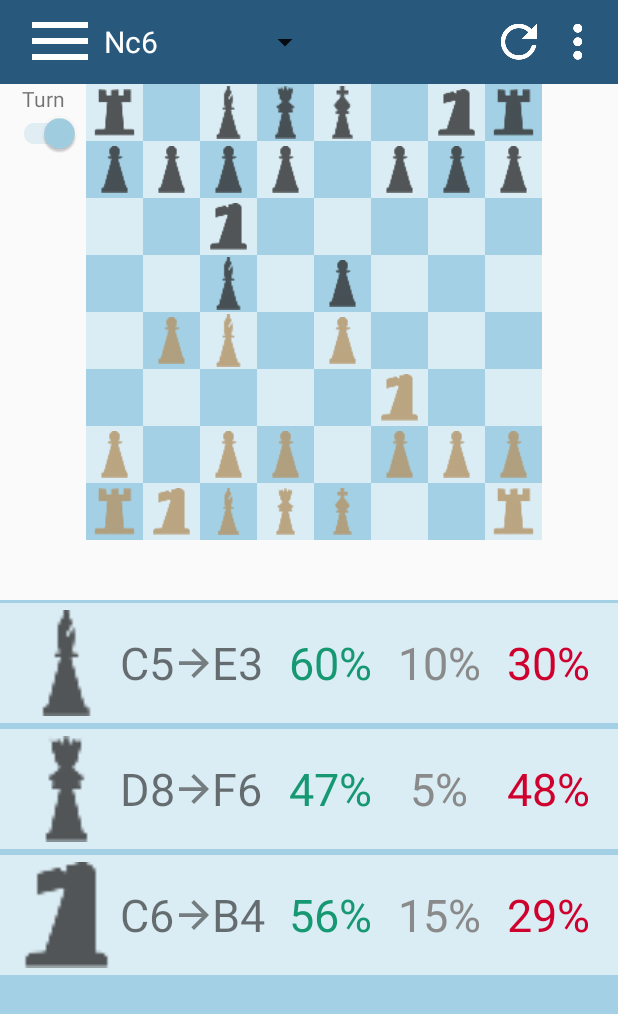
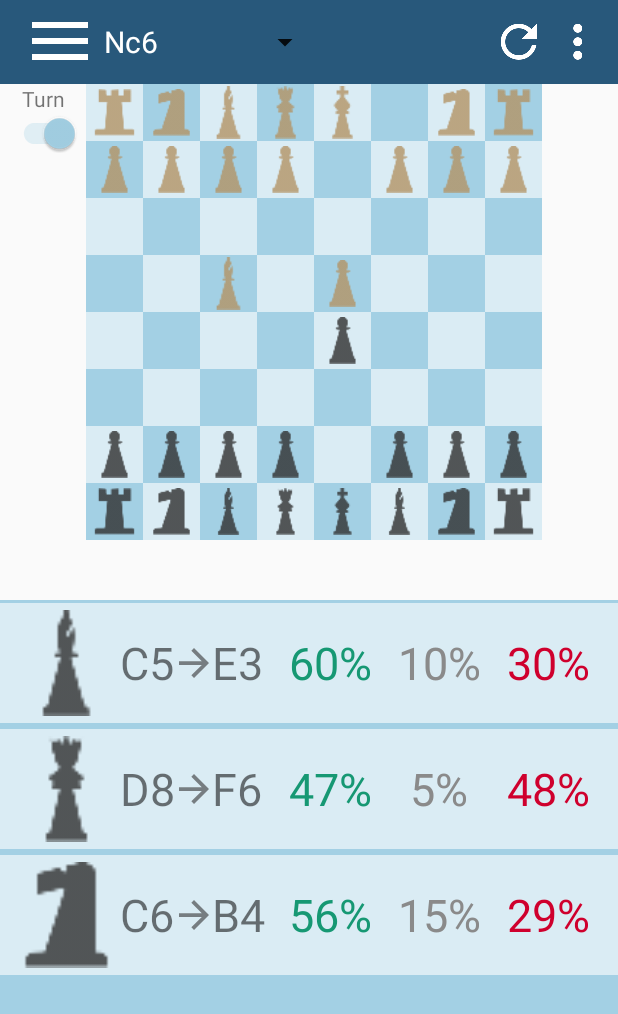
Before and after one commit to thomasszp/Chess-Vision, an Android app: the screen it shows after launch (MainActivity), on a phone screen of 412 x 824 dp. Shown: the top 1014 px of the screen. Run offline under Robolectric (Android 15) with nearby library versions, the phone set to English and light mode, and no system bars.

Commit message:
refactored hard-coded board states to be able to load from FEN codes

```diff
--- a/app/src/main/java/com/example/chessvision2/MainActivity.java
+++ b/app/src/main/java/com/example/chessvision2/MainActivity.java
@@ -69,11 +69,13 @@ public class MainActivity extends AppCompatActivity {
 
         // Test loading the board from FEN
         try {
-            //LoadBoardFromFEN("r1bqk1nr/pppp1ppp/2n5/2b1p3/1PB1P3/5N2/P1PP1PPP/RNBQK2R b KQkq - 0 4");
-            //LoadBoardFromFEN("rnbqkbnr/pppp1ppp/8/4p3/2B1P3/8/PPPP1PPP/RNBQK1NR b KQkq - 1 2");
-            baseBoard.generateFromFEN("rnbqkbnr/pppppppp/8/8/8/8/PPPPPPPP/RNBQKBNR b KQkq - 0 1");
-            //LoadBoardFromFEN("rnbqkbnr/pppppppp/8/8/8/8/PPPPPPPP/RNBQKBNR b KQkq - 0 1");
+            //baseBoard.generateFromFEN("r1bqk1nr/pppp1ppp/2n5/2b1p3/1PB1P3/5N2/P1PP1PPP/RNBQK2R b KQkq - 0 4");
+            baseBoard.generateFromFEN("rnbqkbnr/pppp1ppp/8/4p3/2B1P3/8/PPPP1PPP/RNBQK1NR b KQkq - 1 2");
+            //baseBoard.generateFromFEN("rnbqkbnr/pppppppp/8/8/8/8/PPPPPPPP/RNBQKBNR b KQkq - 0 1");
+            //baseBoard.generateFromFEN("rnbqkbnr/pppppppp/8/8/8/8/PPPPPPPP/RNBQKBNR b KQkq - 0 1");
+            loadBoard(baseBoard);
         } catch (Exception e) {
+            Log.d(TAG, e.toString());
             e.printStackTrace();
         }
 
@@ -264,16 +266,16 @@ public class MainActivity extends AppCompatActivity {
 
     //Should be deprecated -tom
     // Return column letter from given column number, zero indexed
-    private char GetColLetter(int col) {
-        switch (col) {
-            case 0: return 'A';
-            case 1: return 'B';
-            case 2: return 'C';
-            case 3: return 'D';
-            case 4: return 'E';
-            case 5: return 'F';
-            case 6: return 'G';
-            default: return 'H';
-        }
-    }
+//    private char GetColLetter(int col) {
+//        switch (col) {
+//            case 0: return 'A';
+//            case 1: return 'B';
+//            case 2: return 'C';
+//            case 3: return 'D';
+//            case 4: return 'E';
+//            case 5: return 'F';
+//            case 6: return 'G';
+//            default: return 'H';
+//        }
+//    }
 }
--- a/app/src/main/res/layout/activity_main.xml
+++ b/app/src/main/res/layout/activity_main.xml
@@ -69,53 +69,53 @@
                 android:rowCount="8">
                 <!--Row 1-->
                 <LinearLayout android:layout_height="38dp" android:layout_width="38dp" android:background="@color/colorBoardLight">
-                    <ImageView android:id="@+id/A8" android:layout_height="match_parent" android:layout_width="match_parent" android:layout_margin="3dp" android:background="@drawable/black_rook"/>
+                    <ImageView android:id="@+id/A8" android:layout_height="match_parent" android:layout_width="match_parent" android:layout_margin="3dp"/>
                 </LinearLayout>
                 <LinearLayout android:layout_height="38dp" android:layout_width="38dp" android:background="@color/colorBoardDark">
                     <ImageView android:id="@+id/B8" android:layout_height="match_parent" android:layout_width="match_parent" android:layout_margin="3dp"/>
                 </LinearLayout>
                 <LinearLayout android:layout_height="38dp" android:layout_width="38dp" android:background="@color/colorBoardLight">
-                    <ImageView android:id="@+id/C8" android:layout_height="match_parent" android:layout_width="match_parent" android:layout_margin="1dp" android:background="@drawable/black_bishop"/>
+                    <ImageView android:id="@+id/C8" android:layout_height="match_parent" android:layout_width="match_parent" android:layout_margin="1dp"/>
                 </LinearLayout>
                 <LinearLayout android:layout_height="38dp" android:layout_width="38dp" android:background="@color/colorBoardDark">
-                    <ImageView android:id="@+id/D8" android:layout_height="match_parent" android:layout_width="match_parent" android:layout_margin="1dp" android:background="@drawable/black_queen"/>
+                    <ImageView android:id="@+id/D8" android:layout_height="match_parent" android:layout_width="match_parent" android:layout_margin="1dp"/>
                 </LinearLayout>
                 <LinearLayout android:layout_height="38dp" android:layout_width="38dp" android:background="@color/colorBoardLight">
-                    <ImageView android:id="@+id/E8" android:layout_height="match_parent" android:layout_width="match_parent" android:layout_margin="1dp" android:background="@drawable/black_king"/>
+                    <ImageView android:id="@+id/E8" android:layout_height="match_parent" android:layout_width="match_parent" android:layout_margin="1dp"/>
                 </LinearLayout>
                 <LinearLayout android:layout_height="38dp" android:layout_width="38dp" android:background="@color/colorBoardDark">
                     <ImageView android:id="@+id/F8" android:layout_height="match_parent" android:layout_width="match_parent" android:layout_margin="3dp"/>
                 </LinearLayout>
                 <LinearLayout android:layout_height="38dp" android:layout_width="38dp" android:background="@color/colorBoardLight">
-                    <ImageView android:id="@+id/G8" android:layout_height="match_parent" android:layout_width="match_parent" android:layout_margin="3dp" android:background="@drawable/black_knight"/>
+                    <ImageView android:id="@+id/G8" android:layout_height="match_parent" android:layout_width="match_parent" android:layout_margin="3dp"/>
                 </LinearLayout>
                 <LinearLayout android:layout_height="38dp" android:layout_width="38dp" android:background="@color/colorBoardDark">
-                    <ImageView android:id="@+id/H8" android:layout_height="match_parent" android:layout_width="match_parent" android:layout_margin="3dp" android:background="@drawable/black_rook"/>
+                    <ImageView android:id="@+id/H8" android:layout_height="match_parent" android:layout_width="match_parent" android:layout_margin="3dp"/>
                 </LinearLayout>
                 <!--Row 2-->
                 <LinearLayout android:layout_height="38dp" android:layout_width="38dp" android:background="@color/colorBoardDark">
-                    <ImageView android:id="@+id/A7" android:layout_height="match_parent" android:layout_width="match_parent" android:layout_margin="3dp" android:background="@drawable/black_pawn"/>
+                    <ImageView android:id="@+id/A7" android:layout_height="match_parent" android:layout_width="match_parent" android:layout_margin="3dp"/>
                 </LinearLayout>
                 <LinearLayout android:layout_height="38dp" android:layout_width="38dp" android:background="@color/colorBoardLight">
-                    <ImageView android:id="@+id/B7" android:layout_height="match_parent" android:layout_width="match_parent" android:layout_margin="3dp" android:background="@drawable/black_pawn"/>
+                    <ImageView android:id="@+id/B7" android:layout_height="match_parent" android:layout_width="match_parent" android:layout_margin="3dp"/>
                 </LinearLayout>
                 <LinearLayout android:layout_height="38dp" android:layout_width="38dp" android:background="@color/colorBoardDark">
-                    <ImageView android:id="@+id/C7" android:layout_height="match_parent" android:layout_width="match_parent" android:layout_margin="3dp" android:background="@drawable/black_pawn"/>
+                    <ImageView android:id="@+id/C7" android:layout_height="match_parent" android:layout_width="match_parent" android:layout_margin="3dp"/>
                 </LinearLayout>
                 <LinearLayout android:layout_height="38dp" android:layout_width="38dp" android:background="@color/colorBoardLight">
-                    <ImageView android:id="@+id/D7" android:layout_height="match_parent" android:layout_width="match_parent" android:layout_margin="3dp" android:background="@drawable/black_pawn"/>
+                    <ImageView android:id="@+id/D7" android:layout_height="match_parent" android:layout_width="match_parent" android:layout_margin="3dp"/>
                 </LinearLayout>
                 <LinearLayout android:layout_height="38dp" android:layout_width="38dp" android:background="@color/colorBoardDark">
                     <ImageView android:id="@+id/E7" android:layout_height="match_parent" android:layout_width="match_parent" android:layout_margin="3dp"/>
                 </LinearLayout>
                 <LinearLayout android:layout_height="38dp" android:layout_width="38dp" android:background="@color/colorBoardLight">
-                    <ImageView android:id="@+id/F7" android:layout_height="match_parent" android:layout_width="match_parent" android:layout_margin="3dp" android:background="@drawable/black_pawn"/>
+                    <ImageView android:id="@+id/F7" android:layout_height="match_parent" android:layout_width="match_parent" android:layout_margin="3dp"/>
                 </LinearLayout>
                 <LinearLayout android:layout_height="38dp" android:layout_width="38dp" android:background="@color/colorBoardDark">
-                    <ImageView android:id="@+id/G7" android:layout_height="match_parent" android:layout_width="match_parent" android:layout_margin="3dp" android:background="@drawable/black_pawn"/>
+                    <ImageView android:id="@+id/G7" android:layout_height="match_parent" android:layout_width="match_parent" android:layout_margin="3dp"/>
                 </LinearLayout>
                 <LinearLayout android:layout_height="38dp" android:layout_width="38dp" android:background="@color/colorBoardLight">
-                    <ImageView android:id="@+id/H7" android:layout_height="match_parent" android:layout_width="match_parent" android:layout_margin="3dp" android:background="@drawable/black_pawn"/>
+                    <ImageView android:id="@+id/H7" android:layout_height="match_parent" android:layout_width="match_parent" android:layout_margin="3dp"/>
                 </LinearLayout>
                 <!--Row 3-->
                 <LinearLayout android:layout_height="38dp" android:layout_width="38dp" android:background="@color/colorBoardLight">
@@ -125,7 +125,7 @@
                     <ImageView android:id="@+id/B6" android:layout_height="match_parent" android:layout_width="match_parent" android:layout_margin="3dp"/>
                 </LinearLayout>
                 <LinearLayout android:layout_height="38dp" android:layout_width="38dp" android:background="@color/colorBoardLight">
-                    <ImageView android:id="@+id/C6" android:layout_height="match_parent" android:layout_width="match_parent" android:layout_margin="3dp" android:background="@drawable/black_knight"/>
+                    <ImageView android:id="@+id/C6" android:layout_height="match_parent" android:layout_width="match_parent" android:layout_margin="3dp"/>
                 </LinearLayout>
                 <LinearLayout android:layout_height="38dp" android:layout_width="38dp" android:background="@color/colorBoardDark">
                     <ImageView android:id="@+id/D6" android:layout_height="match_parent" android:layout_width="match_parent" android:layout_margin="3dp"/>
@@ -150,13 +150,13 @@
                     <ImageView android:id="@+id/B5" android:layout_height="match_parent" android:layout_width="match_parent" android:layout_margin="3dp"/>
                 </LinearLayout>
                 <LinearLayout android:layout_height="38dp" android:layout_width="38dp" android:background="@color/colorBoardDark">
-                    <ImageView android:id="@+id/C5" android:layout_height="match_parent" android:layout_width="match_parent" android:layout_margin="1dp" android:background="@drawable/black_bishop"/>
+                    <ImageView android:id="@+id/C5" android:layout_height="match_parent" android:layout_width="match_parent" android:layout_margin="1dp"/>
                 </LinearLayout>
                 <LinearLayout android:layout_height="38dp" android:layout_width="38dp" android:background="@color/colorBoardLight">
                     <ImageView android:id="@+id/D5" android:layout_height="match_parent" android:layout_width="match_parent" android:layout_margin="3dp"/>
                 </LinearLayout>
                 <LinearLayout android:layout_height="38dp" android:layout_width="38dp" android:background="@color/colorBoardDark">
-                    <ImageView android:id="@+id/E5" android:layout_height="match_parent" android:layout_width="match_parent" android:layout_margin="3dp" android:background="@drawable/black_pawn"/>
+                    <ImageView android:id="@+id/E5" android:layout_height="match_parent" android:layout_width="match_parent" android:layout_margin="3dp"/>
                 </LinearLayout>
                 <LinearLayout android:layout_height="38dp" android:layout_width="38dp" android:background="@color/colorBoardLight">
                     <ImageView android:id="@+id/F5" android:layout_height="match_parent" android:layout_width="match_parent" android:layout_margin="3dp"/>
@@ -172,16 +172,16 @@
                     <ImageView android:id="@+id/A4" android:layout_height="match_parent" android:layout_width="match_parent" android:layout_margin="3dp"/>
                 </LinearLayout>
                 <LinearLayout android:layout_height="38dp" android:layout_width="38dp" android:background="@color/colorBoardDark">
-                    <ImageView android:id="@+id/B4" android:layout_height="match_parent" android:layout_width="match_parent" android:layout_margin="3dp" android:background="@drawable/white_pawn"/>
+                    <ImageView android:id="@+id/B4" android:layout_height="match_parent" android:layout_width="match_parent" android:layout_margin="3dp"/>
                 </LinearLayout>
                 <LinearLayout android:layout_height="38dp" android:layout_width="38dp" android:background="@color/colorBoardLight">
-                    <ImageView android:id="@+id/C4" android:layout_height="match_parent" android:layout_width="match_parent" android:layout_margin="1dp" android:background="@drawable/white_bishop"/>
+                    <ImageView android:id="@+id/C4" android:layout_height="match_parent" android:layout_width="match_parent" android:layout_margin="1dp"/>
                 </LinearLayout>
                 <LinearLayout android:layout_height="38dp" android:layout_width="38dp" android:background="@color/colorBoardDark">
                     <ImageView android:id="@+id/D4" android:layout_height="match_parent" android:layout_width="match_parent" android:layout_margin="3dp"/>
                 </LinearLayout>
                 <LinearLayout android:layout_height="38dp" android:layout_width="38dp" android:background="@color/colorBoardLight">
-                    <ImageView android:id="@+id/E4" android:layout_height="match_parent" android:layout_width="match_parent" android:layout_margin="3dp" android:background="@drawable/white_pawn"/>
+                    <ImageView android:id="@+id/E4" android:layout_height="match_parent" android:layout_width="match_parent" android:layout_margin="3dp"/>
                 </LinearLayout>
                 <LinearLayout android:layout_height="38dp" android:layout_width="38dp" android:background="@color/colorBoardDark">
                     <ImageView android:id="@+id/F4" android:layout_height="match_parent" android:layout_width="match_parent" android:layout_margin="3dp"/>
@@ -209,7 +209,7 @@
                     <ImageView android:id="@+id/E3" android:layout_height="match_parent" android:layout_width="match_parent" android:layout_margin="3dp"/>
                 </LinearLayout>
                 <LinearLayout android:layout_height="38dp" android:layout_width="38dp" android:background="@color/colorBoardLight">
-                    <ImageView android:id="@+id/F3" android:layout_height="match_parent" android:layout_width="match_parent" android:layout_margin="3dp" android:background="@drawable/white_knight"/>
+                    <ImageView android:id="@+id/F3" android:layout_height="match_parent" android:layout_width="match_parent" android:layout_margin="3dp"/>
                 </LinearLayout>
                 <LinearLayout android:layout_height="38dp" android:layout_width="38dp" android:background="@color/colorBoardDark">
                     <ImageView android:id="@+id/G3" android:layout_height="match_parent" android:layout_width="match_parent" android:layout_margin="3dp"/>
@@ -219,44 +219,44 @@
                 </LinearLayout>
                 <!--Row 7-->
                 <LinearLayout android:layout_height="38dp" android:layout_width="38dp" android:background="@color/colorBoardLight">
-                    <ImageView android:id="@+id/A2" android:layout_height="match_parent" android:layout_width="match_parent" android:layout_margin="3dp" android:background="@drawable/white_pawn"/>
+                    <ImageView android:id="@+id/A2" android:layout_height="match_parent" android:layout_width="match_parent" android:layout_margin="3dp"/>
                 </LinearLayout>
                 <LinearLayout android:layout_height="38dp" android:layout_width="38dp" android:background="@color/colorBoardDark">
                     <ImageView android:id="@+id/B2" android:layout_height="match_parent" android:layout_width="match_parent" android:layout_margin="3dp"/>
                 </LinearLayout>
                 <LinearLayout android:layout_height="38dp" android:layout_width="38dp" android:background="@color/colorBoardLight">
-                    <ImageView android:id="@+id/C2" android:layout_height="match_parent" android:layout_width="match_parent" android:layout_margin="3dp" android:background="@drawable/white_pawn"/>
+                    <ImageView android:id="@+id/C2" android:layout_height="match_parent" android:layout_width="match_parent" android:layout_margin="3dp"/>
                 </LinearLayout>
                 <LinearLayout android:layout_height="38dp" android:layout_width="38dp" android:background="@color/colorBoardDark">
-                    <ImageView android:id="@+id/D2" android:layout_height="match_parent" android:layout_width="match_parent" android:layout_margin="3dp" android:background="@drawable/white_pawn"/>
+                    <ImageView android:id="@+id/D2" android:layout_height="match_parent" android:layout_width="match_parent" android:layout_margin="3dp"/>
                 </LinearLayout>
                 <LinearLayout android:layout_height="38dp" android:layout_width="38dp" android:background="@color/colorBoardLight">
                     <ImageView android:id="@+id/E2" android:layout_height="match_parent" android:layout_width="match_parent" android:layout_margin="1dp"/>
                 </LinearLayout>
                 <LinearLayout android:layout_height="38dp" android:layout_width="38dp" android:background="@color/colorBoardDark">
-                    <ImageView android:id="@+id/F2" android:layout_height="match_parent" android:layout_width="match_parent" android:layout_margin="3dp" android:background="@drawable/white_pawn"/>
+                    <ImageView android:id="@+id/F2" android:layout_height="match_parent" android:layout_width="match_parent" android:layout_margin="3dp"/>
                 </LinearLayout>
                 <LinearLayout android:layout_height="38dp" android:layout_width="38dp" android:background="@color/colorBoardLight">
-                    <ImageView android:id="@+id/G2" android:layout_height="match_parent" android:layout_width="match_parent" android:layout_margin="3dp" android:background="@drawable/white_pawn"/>
+                    <ImageView android:id="@+id/G2" android:layout_height="match_parent" android:layout_width="match_parent" android:layout_margin="3dp"/>
                 </LinearLayout>
                 <LinearLayout android:layout_height="38dp" android:layout_width="38dp" android:background="@color/colorBoardDark">
-                    <ImageView android:id="@+id/H2" android:layout_height="match_parent" android:layout_width="match_parent" android:layout_margin="3dp" android:background="@drawable/white_pawn"/>
+                    <ImageView android:id="@+id/H2" android:layout_height="match_parent" android:layout_width="match_parent" android:layout_margin="3dp"/>
                 </LinearLayout>
                 <!--Row 8-->
                 <LinearLayout android:layout_height="38dp" android:layout_width="38dp" android:background="@color/colorBoardDark">
-                    <ImageView android:id="@+id/A1" android:layout_height="match_parent" android:layout_width="match_parent" android:layout_margin="3dp" android:background="@drawable/white_rook"/>
+                    <ImageView android:id="@+id/A1" android:layout_height="match_parent" android:layout_width="match_parent" android:layout_margin="3dp"/>
                 </LinearLayout>
                 <LinearLayout android:layout_height="38dp" android:layout_width="38dp" android:background="@color/colorBoardLight">
-                    <ImageView android:id="@+id/B1" android:layout_height="match_parent" android:layout_width="match_parent" android:layout_margin="3dp" android:background="@drawable/white_knight"/>
+                    <ImageView android:id="@+id/B1" android:layout_height="match_parent" android:layout_width="match_parent" android:layout_margin="3dp"/>
                 </LinearLayout>
                 <LinearLayout android:layout_height="38dp" android:layout_width="38dp" android:background="@color/colorBoardDark">
-                    <ImageView android:id="@+id/C1" android:layout_height="match_parent" android:layout_width="match_parent" android:layout_margin="3dp" android:background="@drawable/white_bishop"/>
+                    <ImageView android:id="@+id/C1" android:layout_height="match_parent" android:layout_width="match_parent" android:layout_margin="3dp"/>
                 </LinearLayout>
                 <LinearLayout android:layout_height="38dp" android:layout_width="38dp" android:background="@color/colorBoardLight">
-                    <ImageView android:id="@+id/D1" android:layout_height="match_parent" android:layout_width="match_parent" android:layout_margin="3dp" android:background="@drawable/white_queen"/>
+                    <ImageView android:id="@+id/D1" android:layout_height="match_parent" android:layout_width="match_parent" android:layout_margin="3dp"/>
                 </LinearLayout>
                 <LinearLayout android:layout_height="38dp" android:layout_width="38dp" android:background="@color/colorBoardDark">
-                    <ImageView android:id="@+id/E1" android:layout_height="match_parent" android:layout_width="match_parent" android:layout_margin="3dp" android:background="@drawable/white_king"/>
+                    <ImageView android:id="@+id/E1" android:layout_height="match_parent" android:layout_width="match_parent" android:layout_margin="3dp"/>
                 </LinearLayout>
                 <LinearLayout android:layout_height="38dp" android:layout_width="38dp" android:background="@color/colorBoardLight">
                     <ImageView android:id="@+id/F1" android:layout_height="match_parent" android:layout_width="match_parent" android:layout_margin="3dp"/>
@@ -265,7 +265,7 @@
                     <ImageView android:id="@+id/G1" android:layout_height="match_parent" android:layout_width="match_parent" android:layout_margin="3dp"/>
                 </LinearLayout>
                 <LinearLayout android:layout_height="38dp" android:layout_width="38dp" android:background="@color/colorBoardLight">
-                    <ImageView android:id="@+id/H1" android:layout_height="match_parent" android:layout_width="match_parent" android:layout_margin="3dp" android:background="@drawable/white_rook"/>
+                    <ImageView android:id="@+id/H1" android:layout_height="match_parent" android:layout_width="match_parent" android:layout_margin="3dp"/>
                 </LinearLayout>
             </GridLayout>
         </LinearLayout>
```
